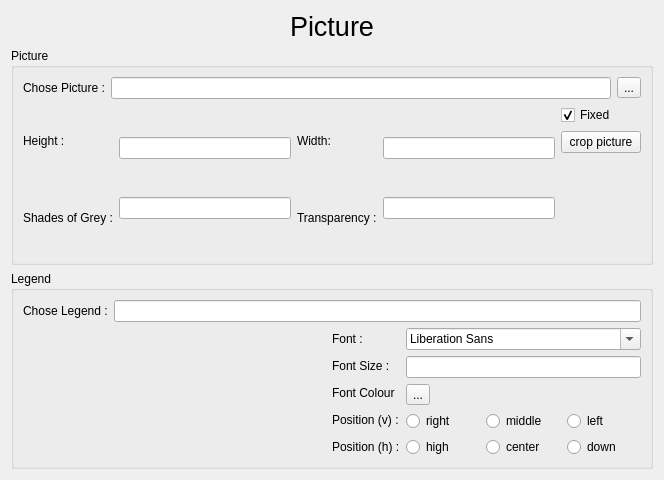
Above: sources/Forms/formpictures.ui from jose94752/ClipEdit before the change. Below: the same form after it.
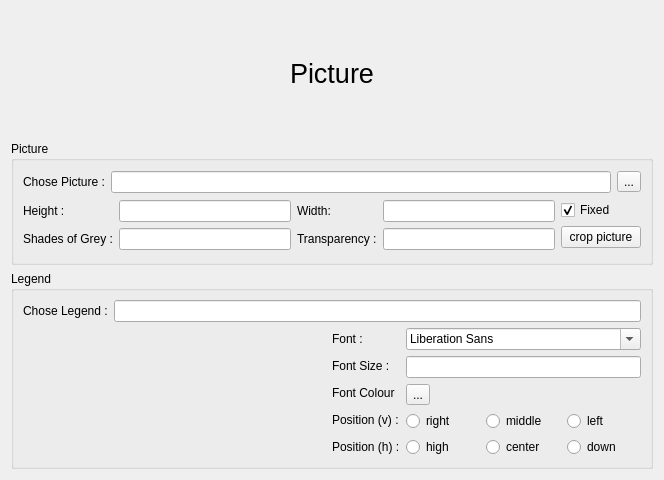
That is the form after the change.

```diff
--- a/sources/Forms/formpictures.ui
+++ b/sources/Forms/formpictures.ui
@@ -168,19 +168,6 @@
                 </property>
                </widget>
               </item>
-              <item>
-               <spacer name="verticalSpacer">
-                <property name="orientation">
-                 <enum>Qt::Vertical</enum>
-                </property>
-                <property name="sizeHint" stdset="0">
-                 <size>
-                  <width>20</width>
-                  <height>40</height>
-                 </size>
-                </property>
-               </spacer>
-              </item>
              </layout>
             </item>
            </layout>
```
